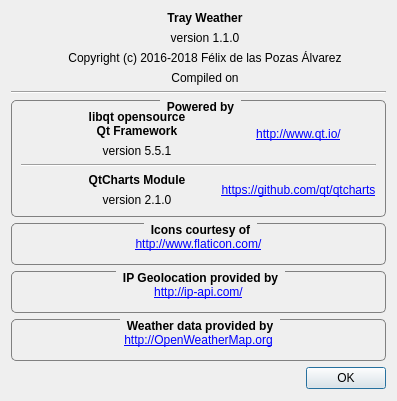
Before: the Qt Designer form AboutDialog.ui in FelixdelasPozas/TrayWeather, drawn with Qt 5.
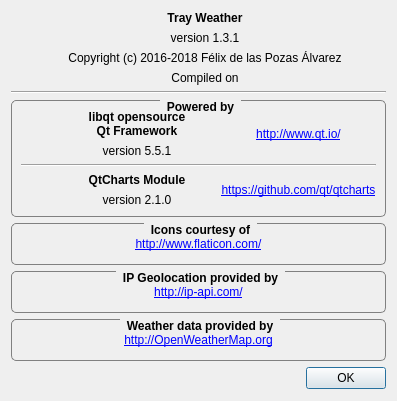
After: the same form once the commit is applied. Icons and pictures are not drawn.

```diff
--- a/AboutDialog.ui
+++ b/AboutDialog.ui
@@ -90,7 +90,7 @@
          <item>
           <widget class="QLabel" name="m_version">
            <property name="text">
-            <string>version 1.1.0</string>
+            <string>version 1.3.1</string>
            </property>
            <property name="alignment">
             <set>Qt::AlignCenter</set>
```
